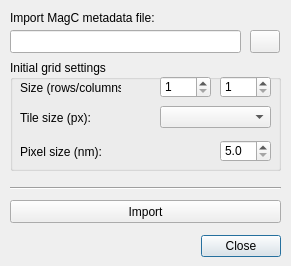
Above: gui/import_magc_metadata_dlg.ui from SBEMimage/SBEMimage before the change. Below: the same form after it.
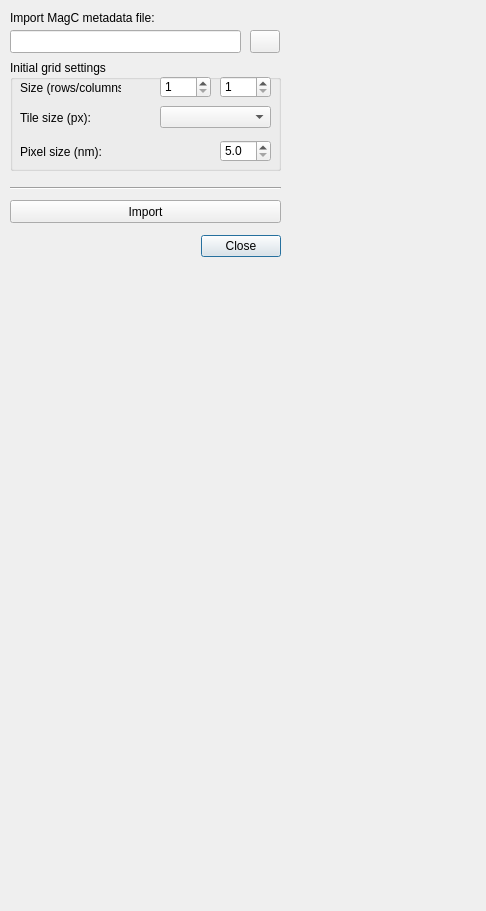
That is the form after the change.

What changed in the file:
```diff
--- a/gui/import_magc_metadata_dlg.ui
+++ b/gui/import_magc_metadata_dlg.ui
@@ -9,8 +9,8 @@
    <rect>
     <x>0</x>
     <y>0</y>
-    <width>291</width>
-    <height>266</height>
+    <width>486</width>
+    <height>911</height>
    </rect>
   </property>
   <property name="sizePolicy">
```
